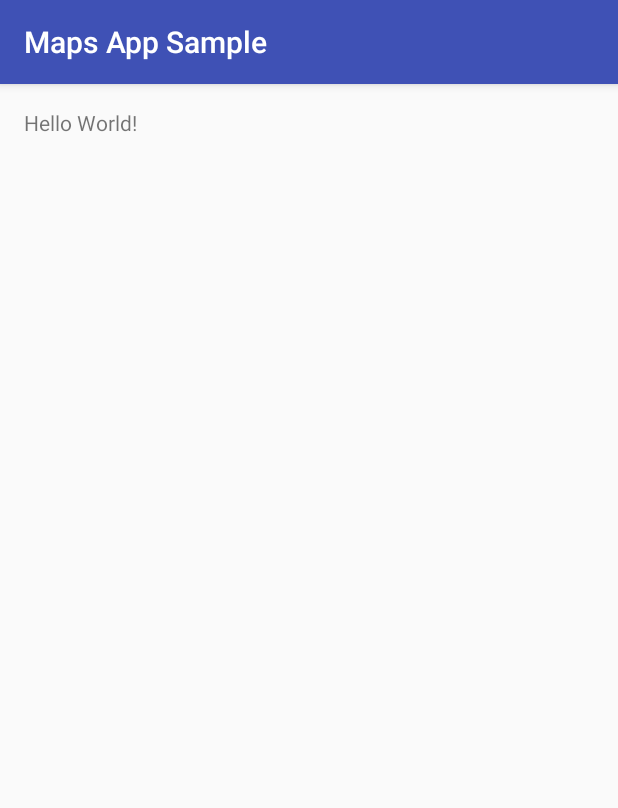
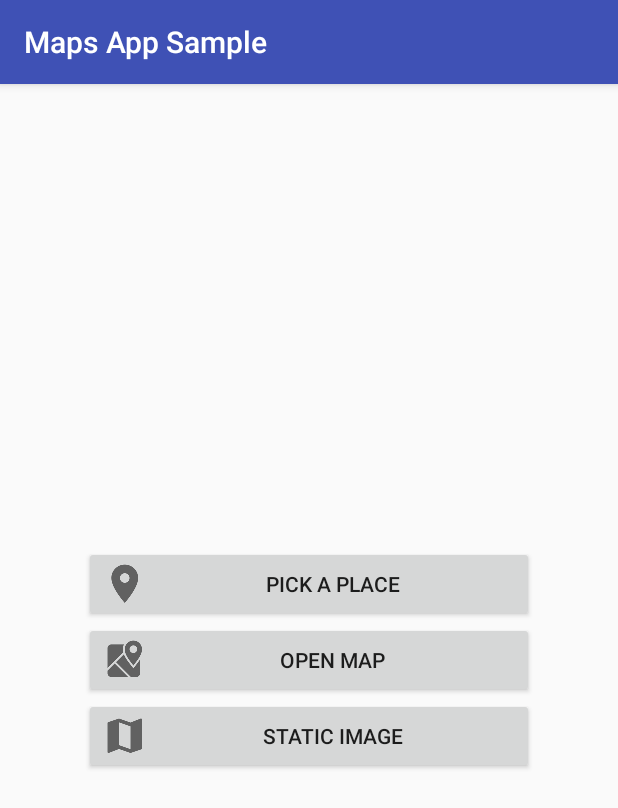
Before and after one commit to MLSDev/MapsAndroidAppSample, an Android app: the screen it shows after launch (MainActivity), on a phone screen of 412 x 824 dp. Shown: the top 808 px of the screen. Run offline under Robolectric (Android 15) with nearby library versions, the phone set to English and light mode, and no system bars; our stand-ins replace data binding; 6 statements that could not run were skipped.

Commit message:
Added the Place Picker activity

```diff
--- a/app/src/main/java/com/mlsdev/mapsappsample/MainActivity.java
+++ b/app/src/main/java/com/mlsdev/mapsappsample/MainActivity.java
@@ -1,13 +1,34 @@
 package com.mlsdev.mapsappsample;
 
+import android.content.Intent;
+import android.databinding.DataBindingUtil;
+import android.os.Bundle;
 import android.support.v7.app.AppCompatActivity;
-import android.os.Bundle;
+import android.view.View;
+
+import com.mlsdev.mapsappsample.databinding.ActivityMainBinding;
 
 public class MainActivity extends AppCompatActivity {
+    private ActivityMainBinding binding;
 
     @Override
     protected void onCreate(Bundle savedInstanceState) {
         super.onCreate(savedInstanceState);
-        setContentView(R.layout.activity_main);
+        binding = DataBindingUtil.setContentView(this, R.layout.activity_main);
+        binding.setViewModel(new MainViewModel());
+    }
+
+    public class MainViewModel {
+
+        public void onPickPlaceButtonClick(View view) {
+            startActivity(new Intent(MainActivity.this, PlacePickerActivity.class));
+        }
+
+        public void onMapButtonClick(View view) {
+        }
+
+        public void onStaticImageButtonClick(View view) {
+        }
+
     }
 }
--- a/app/src/main/res/layout/activity_main.xml
+++ b/app/src/main/res/layout/activity_main.xml
@@ -1,17 +1,50 @@
 <?xml version="1.0" encoding="utf-8"?>
-<RelativeLayout xmlns:android="http://schemas.android.com/apk/res/android"
+
+<layout>
+
+    <data>
+
+        <variable
+            name="viewModel"
+            type="com.mlsdev.mapsappsample.MainActivity.MainViewModel" />
+    </data>
+
+    <LinearLayout xmlns:android="http://schemas.android.com/apk/res/android"
         xmlns:tools="http://schemas.android.com/tools"
         android:id="@+id/activity_main"
         android:layout_width="match_parent"
         android:layout_height="match_parent"
+        android:gravity="center"
+        android:orientation="vertical"
         android:paddingBottom="@dimen/activity_vertical_margin"
         android:paddingLeft="@dimen/activity_horizontal_margin"
         android:paddingRight="@dimen/activity_horizontal_margin"
         android:paddingTop="@dimen/activity_vertical_margin"
         tools:context="com.mlsdev.mapsappsample.MainActivity">
 
-    <TextView
-        android:layout_width="wrap_content"
+        <android.support.v7.widget.AppCompatButton
+            android:id="@+id/btn_pick_a_place"
+            android:layout_width="300dp"
             android:layout_height="wrap_content"
-        android:text="Hello World!" />
-</RelativeLayout>
+            android:drawableLeft="@mipmap/ic_map_marker"
+            android:onClick="@{viewModel.onPickPlaceButtonClick}"
+            android:text="@string/btn_pick_a_place" />
+
+        <android.support.v7.widget.AppCompatButton
+            android:id="@+id/btn_open_map"
+            android:layout_width="300dp"
+            android:layout_height="wrap_content"
+            android:drawableLeft="@mipmap/ic_map"
+            android:onClick="@{viewModel.onMapButtonClick}"
+            android:text="@string/btn_open_map" />
+
+        <android.support.v7.widget.AppCompatButton
+            android:id="@+id/btn_static_image"
+            android:layout_width="300dp"
+            android:layout_height="wrap_content"
+            android:drawableLeft="@mipmap/ic_static_image"
+            android:onClick="@{viewModel.onStaticImageButtonClick}"
+            android:text="@string/btn_static_image" />
+
+    </LinearLayout>
+</layout>
--- a/app/src/main/res/values/strings.xml
+++ b/app/src/main/res/values/strings.xml
@@ -1,3 +1,11 @@
 <resources>
     <string name="app_name">Maps App Sample</string>
+
+    <string name="google_app_api_key">AIzaSyA6XrAUKFLeA30Bt6m2uWe0DtFdk9r6Nuc</string>
+    <string name="btn_pick_a_place">pick a place</string>
+    <string name="btn_open_map">open map</string>
+    <string name="btn_static_image">static image</string>
+    <string name="tv_place_name">Place name</string>
+    <string name="tv_place_address">Place address</string>
+    <string name="tv_place_type">Place type</string>
 </resources>
--- a/app/src/main/res/values/styles.xml
+++ b/app/src/main/res/values/styles.xml
@@ -8,4 +8,10 @@
         <item name="colorAccent">@color/colorAccent</item>
     </style>
 
+    <style name="PlacesTextViewStyle">
+        <item name="android:textSize">18sp</item>
+        <item name="android:layout_width">0dp</item>
+        <item name="android:layout_weight">1</item>
+        <item name="android:layout_height">wrap_content</item>
+    </style>
 </resources>
```
Also changed, not shown: app/build.gradle (+15 -1 lines), app/src/main/AndroidManifest.xml (+9 -0 lines), app/src/main/java/com/mlsdev/mapsappsample/GoogleApiClientActivity.java (added, +98 -0 lines), app/src/main/java/com/mlsdev/mapsappsample/PlacePickerActivity.java (added, +63 -0 lines), app/src/main/res/layout/activity_place_picker.xml (added, +63 -0 lines), app/src/main/ic_launcher-web.png (deleted), app/src/main/res/mipmap-xxhdpi/ic_map.png (added), app/src/main/res/mipmap-xxhdpi/ic_map_marker.png (added), app/src/main/res/mipmap-xxhdpi/ic_static_image.png (added). Lines whose indentation alone changed are shown as unchanged.
